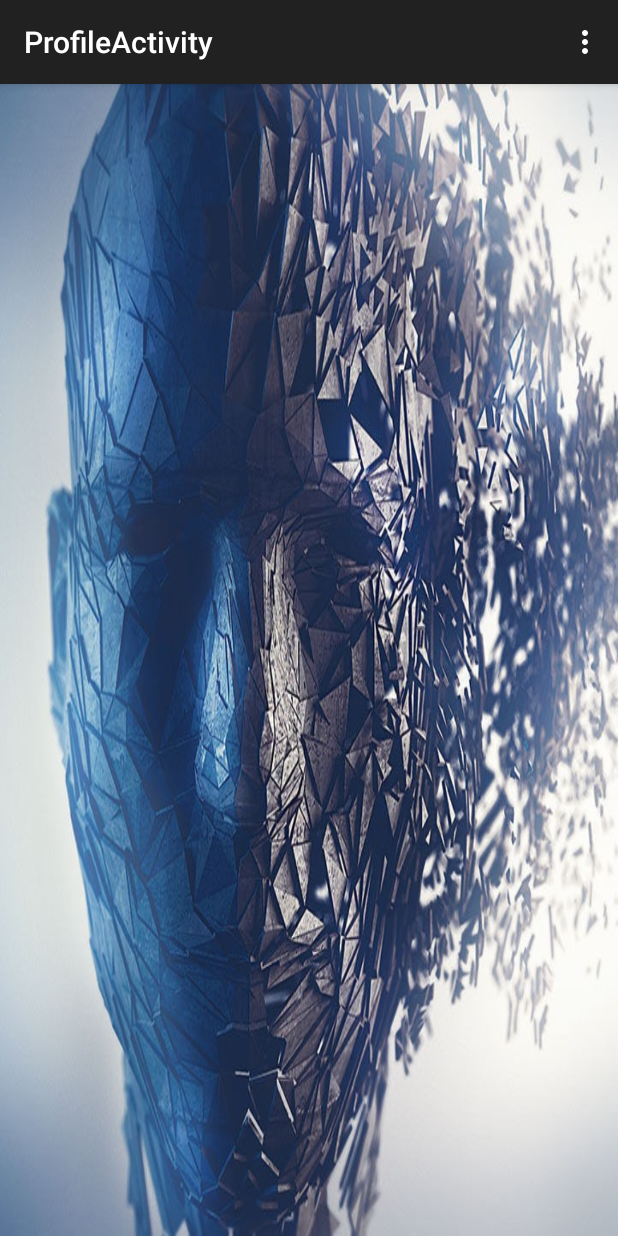
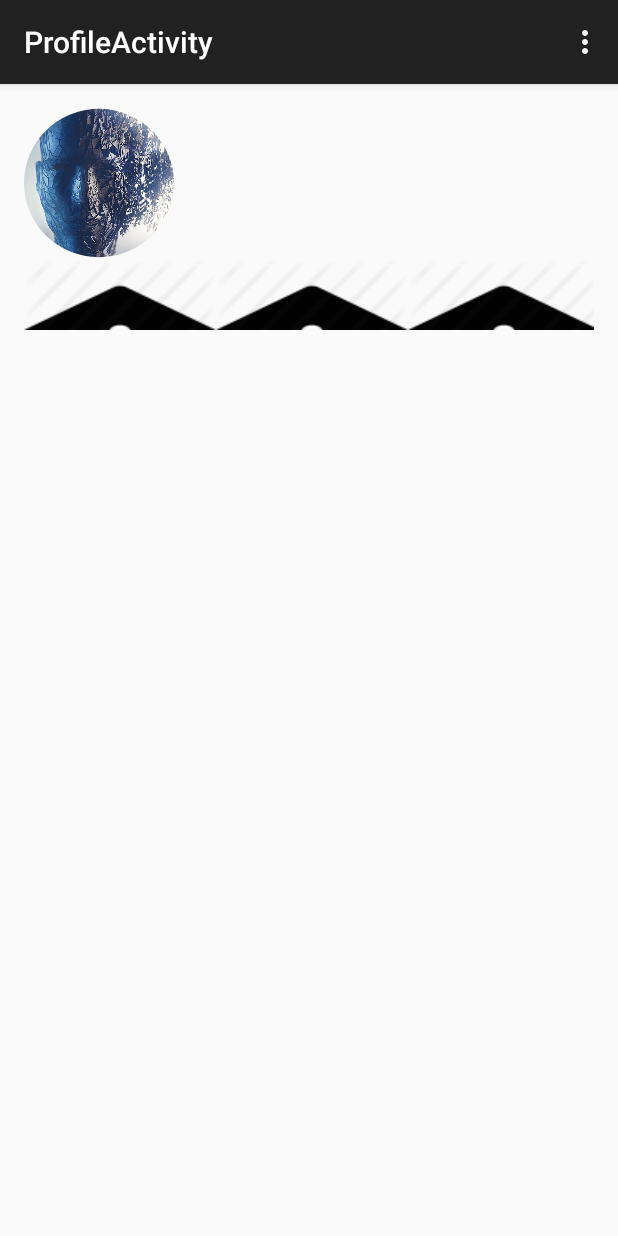
Before and after one commit to Jacobmose/ITSMAP, an Android app: the ProfileActivity screen opened directly, with no data from a screen before it, on a phone screen of 412 x 824 dp. Run offline under Robolectric (Android 15) with nearby library versions, the phone set to English and light mode, and no system bars.

Commit message:
Theme_project work - most work done in ProfileActivity, added round profile picture + rating, still need fixing and additional options.
// Morten

```diff
--- a/Theme_project/Project/ThemeProject/app/src/main/java/com/jacobmosehansen/themeproject/ProfileActivity.java
+++ b/Theme_project/Project/ThemeProject/app/src/main/java/com/jacobmosehansen/themeproject/ProfileActivity.java
@@ -1,16 +1,31 @@
 package com.jacobmosehansen.themeproject;
 
+import android.graphics.Bitmap;
+import android.graphics.BitmapFactory;
 import android.support.v7.app.AppCompatActivity;
 import android.os.Bundle;
 import android.view.Menu;
 import android.view.MenuItem;
+import android.widget.ImageView;
+
+
 
 public class ProfileActivity extends AppCompatActivity {
+
+    ImageView imvProfilePicture;
+    RoundImage roundImage;
 
     @Override
     protected void onCreate(Bundle savedInstanceState) {
         super.onCreate(savedInstanceState);
         setContentView(R.layout.activity_profile);
+
+        // set round profile picture //
+        imvProfilePicture = (ImageView) findViewById(R.id.imageView_profilePicture);
+        Bitmap bm = BitmapFactory.decodeResource(getResources(),R.drawable.profile);
+        roundImage = new RoundImage(bm);
+        imvProfilePicture.setImageDrawable(roundImage);
+
     }
 
     @Override
--- /dev/null
+++ b/Theme_project/Project/ThemeProject/app/src/main/java/com/jacobmosehansen/themeproject/RoundImage.java
@@ -0,0 +1,102 @@
+package com.jacobmosehansen.themeproject;
+
+/**
+ * Created by Morten on 24-09-2015.
+ *
+ * Note by Morten: This class has been implemented to crop
+ * the profile picture in ProfileActivity. The code for this class
+ * was found on http://tutorialsface.blogspot.dk/2014/06/how-to-crop-image-view-as-circle-round.html
+ *
+ */
+import android.graphics.Bitmap;
+import android.graphics.BitmapShader;
+import android.graphics.Canvas;
+import android.graphics.ColorFilter;
+import android.graphics.Paint;
+import android.graphics.PixelFormat;
+import android.graphics.Rect;
+import android.graphics.RectF;
+import android.graphics.Shader;
+import android.graphics.drawable.Drawable;
+
+public class RoundImage extends Drawable {
+    private final Bitmap mBitmap;
+    private final Paint mPaint;
+    private final RectF mRectF;
+    private final int mBitmapWidth;
+    private final int mBitmapHeight;
+
+    public RoundImage(Bitmap bitmap) {
+        mBitmap = bitmap;
+        mRectF = new RectF();
+        mPaint = new Paint();
+        mPaint.setAntiAlias(true);
+        mPaint.setDither(true);
+        final BitmapShader shader = new BitmapShader(bitmap, Shader.TileMode.CLAMP, Shader.TileMode.CLAMP);
+        mPaint.setShader(shader);
+
+        mBitmapWidth = mBitmap.getWidth();
+        mBitmapHeight = mBitmap.getHeight();
+    }
+
+    @Override
+    public void draw(Canvas canvas) {
+        canvas.drawOval(mRectF, mPaint);
+    }
+
+    @Override
+    protected void onBoundsChange(Rect bounds) {
+        super.onBoundsChange(bounds);
+        mRectF.set(bounds);
+    }
+
+    @Override
+    public void setAlpha(int alpha) {
+        if (mPaint.getAlpha() != alpha) {
+            mPaint.setAlpha(alpha);
+            invalidateSelf();
+        }
+    }
+
+    @Override
+    public void setColorFilter(ColorFilter cf) {
+        mPaint.setColorFilter(cf);
+    }
+
+    @Override
+    public int getOpacity() {
+        return PixelFormat.TRANSLUCENT;
+    }
+
+    @Override
+    public int getIntrinsicWidth() {
+        return mBitmapWidth;
+    }
+
+    @Override
+    public int getIntrinsicHeight() {
+        return mBitmapHeight;
+    }
+
+    public void setAntiAlias(boolean aa) {
+        mPaint.setAntiAlias(aa);
+        invalidateSelf();
+    }
+
+    @Override
+    public void setFilterBitmap(boolean filter) {
+        mPaint.setFilterBitmap(filter);
+        invalidateSelf();
+    }
+
+    @Override
+    public void setDither(boolean dither) {
+        mPaint.setDither(dither);
+        invalidateSelf();
+    }
+
+    public Bitmap getBitmap() {
+        return mBitmap;
+    }
+
+}
--- a/Theme_project/Project/ThemeProject/app/src/main/res/layout/activity_profile.xml
+++ b/Theme_project/Project/ThemeProject/app/src/main/res/layout/activity_profile.xml
@@ -4,7 +4,46 @@
     android:paddingRight="@dimen/activity_horizontal_margin"
     android:paddingTop="@dimen/activity_vertical_margin"
     android:paddingBottom="@dimen/activity_vertical_margin"
-    tools:context="com.jacobmosehansen.themeproject.ProfileActivity"
-    android:background="@drawable/profile">
+    tools:context="com.jacobmosehansen.themeproject.ProfileActivity">
 
+    <LinearLayout
+        android:orientation="vertical"
+        android:layout_width="match_parent"
+        android:layout_height="match_parent">
+
+        <TableRow
+            android:layout_width="wrap_content"
+            android:layout_height="wrap_content" >
+
+            <ImageView
+                android:layout_width="100dp"
+                android:layout_height="100dp"
+                android:id="@+id/imageView_profilePicture"
+                android:layout_alignParentTop="true"
+                android:layout_alignParentStart="true"
+                android:src="@drawable/profile" />
+        </TableRow>
+
+        <TableRow
+            android:layout_width="fill_parent"
+            android:layout_height="fill_parent">
+
+            <RelativeLayout
+                android:layout_width="match_parent"
+                android:layout_height="match_parent">
+
+                <RatingBar
+                    style="@style/ratingBarGraduationHat"
+                    android:layout_width="wrap_content"
+                    android:layout_height="wrap_content"
+                    android:id="@+id/ratingBar_profileRating"
+                    android:stepSize="0.5"
+                    android:numStars="5"
+                    android:rating="3"
+                    android:layout_gravity="right"
+                    android:layout_alignParentEnd="true" />
+            </RelativeLayout>
+
+        </TableRow>
+    </LinearLayout>
 </RelativeLayout>
--- a/Theme_project/Project/ThemeProject/app/src/main/res/values/styles.xml
+++ b/Theme_project/Project/ThemeProject/app/src/main/res/values/styles.xml
@@ -1,8 +1,12 @@
 <resources>
-
     <!-- Base application theme. -->
     <style name="AppTheme" parent="Theme.AppCompat.Light.DarkActionBar">
         <!-- Customize your theme here. -->
     </style>
 
+    <style name="ratingBarGraduationHat" parent="@android:style/Widget.RatingBar">
+        <item name="android:progressDrawable">@drawable/graduation_cap</item>
+        <item name="android:minHeight">48dp</item>
+        <item name="android:maxHeight">48dp</item>
+    </style>
 </resources>
```
Also changed, not shown: Theme_project/Project/ThemeProject/app/src/main/res/drawable/graduation_cap.png (added).
